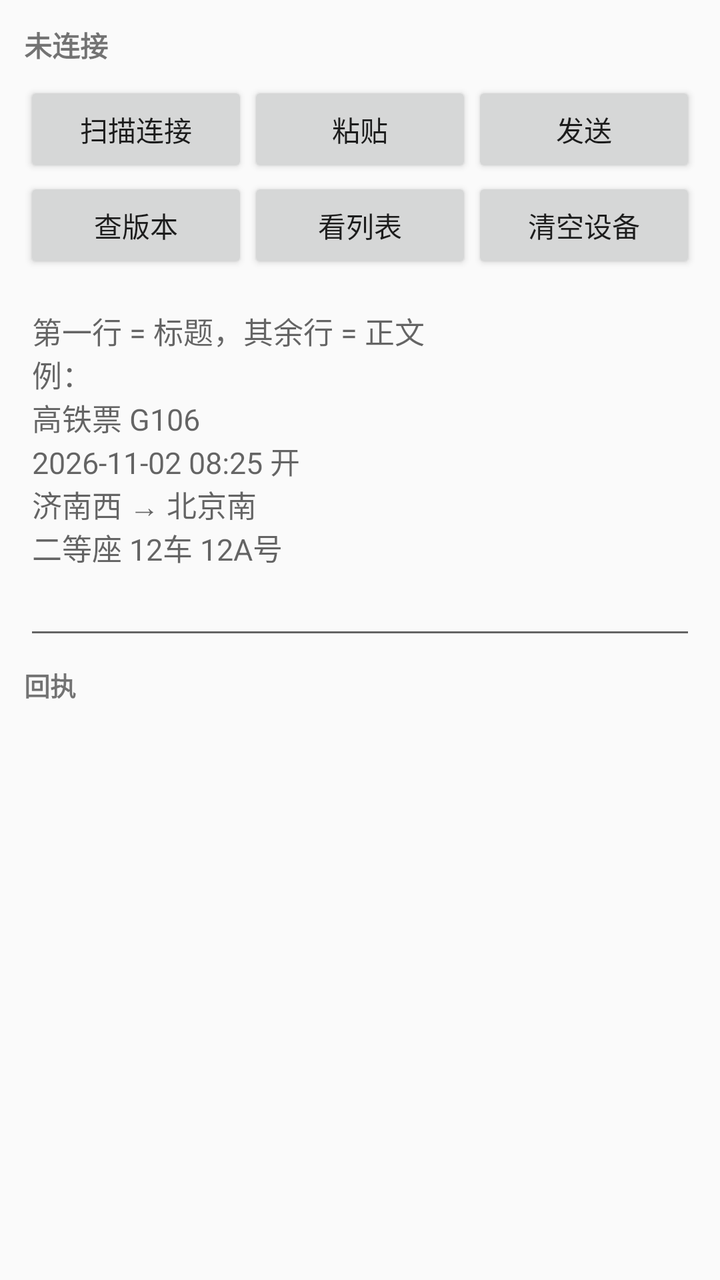
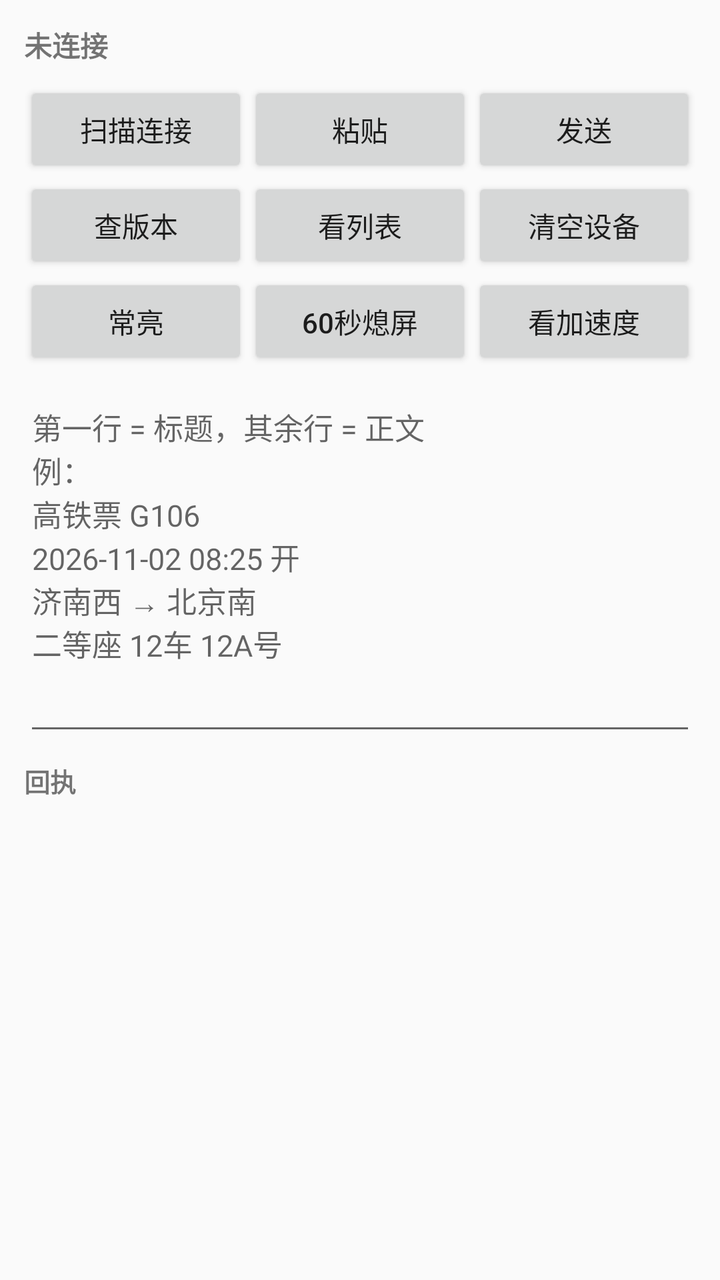

Before-and-after screenshots of an Android layout around one commit, followed by the original layout XML and the change that was made.
<!-- AndroidManifest.xml: application theme android:Theme.Material.Light.DarkActionBar -->
<!-- res/layout/activity_main.xml -->
<?xml version="1.0" encoding="utf-8"?>
<LinearLayout xmlns:android="http://schemas.android.com/apk/res/android"
    android:layout_width="match_parent"
    android:layout_height="match_parent"
    android:orientation="vertical"
    android:padding="12dp">

    <TextView
        android:id="@+id/status"
        android:layout_width="match_parent"
        android:layout_height="wrap_content"
        android:paddingBottom="8dp"
        android:text="未连接"
        android:textSize="14sp"
        android:textStyle="bold" />

    <LinearLayout
        android:layout_width="match_parent"
        android:layout_height="wrap_content"
        android:orientation="horizontal">

        <Button
            android:id="@+id/btnScan"
            android:layout_width="0dp"
            android:layout_height="wrap_content"
            android:layout_weight="1"
            android:text="扫描连接" />

        <Button
            android:id="@+id/btnPaste"
            android:layout_width="0dp"
            android:layout_height="wrap_content"
            android:layout_weight="1"
            android:text="粘贴" />

        <Button
            android:id="@+id/btnSend"
            android:layout_width="0dp"
            android:layout_height="wrap_content"
            android:layout_weight="1"
            android:text="发送" />
    </LinearLayout>

    <LinearLayout
        android:layout_width="match_parent"
        android:layout_height="wrap_content"
        android:orientation="horizontal">

        <Button
            android:id="@+id/btnVer"
            android:layout_width="0dp"
            android:layout_height="wrap_content"
            android:layout_weight="1"
            android:text="查版本" />

        <Button
            android:id="@+id/btnList"
            android:layout_width="0dp"
            android:layout_height="wrap_content"
            android:layout_weight="1"
            android:text="看列表" />

        <Button
            android:id="@+id/btnClearDev"
            android:layout_width="0dp"
            android:layout_height="wrap_content"
            android:layout_weight="1"
            android:text="清空设备" />
    </LinearLayout>

    <EditText
        android:id="@+id/input"
        android:layout_width="match_parent"
        android:layout_height="180dp"
        android:layout_marginTop="8dp"
        android:gravity="top|start"
        android:hint="第一行 = 标题，其余行 = 正文&#10;例：&#10;高铁票 G106&#10;2026-11-02 08:25 开&#10;济南西 → 北京南&#10;二等座 12车 12A号"
        android:inputType="textMultiLine"
        android:textSize="15sp" />

    <TextView
        android:layout_width="match_parent"
        android:layout_height="wrap_content"
        android:layout_marginTop="8dp"
        android:text="回执"
        android:textSize="13sp"
        android:textStyle="bold" />

    <ScrollView
        android:layout_width="match_parent"
        android:layout_height="0dp"
        android:layout_weight="1">

        <TextView
            android:id="@+id/log"
            android:layout_width="match_parent"
            android:layout_height="wrap_content"
            android:fontFamily="monospace"
            android:textSize="12sp" />
    </ScrollView>

</LinearLayout>
<!-- resources referenced by this layout -->
<resources>

</resources>

<!-- the commit's change to res/layout/activity_main.xml (unified diff, before → after) -->
@@ -68,6 +68,33 @@
             android:text="清空设备" />
     </LinearLayout>
 
+    <LinearLayout
+        android:layout_width="match_parent"
+        android:layout_height="wrap_content"
+        android:orientation="horizontal">
+
+        <Button
+            android:id="@+id/btnAlwaysOn"
+            android:layout_width="0dp"
+            android:layout_height="wrap_content"
+            android:layout_weight="1"
+            android:text="常亮" />
+
+        <Button
+            android:id="@+id/btnIdle60"
+            android:layout_width="0dp"
+            android:layout_height="wrap_content"
+            android:layout_weight="1"
+            android:text="60秒熄屏" />
+
+        <Button
+            android:id="@+id/btnAccel"
+            android:layout_width="0dp"
+            android:layout_height="wrap_content"
+            android:layout_weight="1"
+            android:text="看加速度" />
+    </LinearLayout>
+
     <EditText
         android:id="@+id/input"
         android:layout_width="match_parent"
